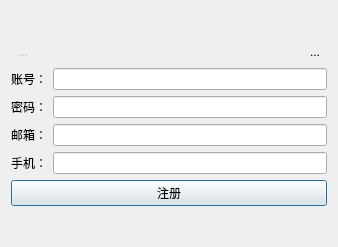
Before: the Qt Designer form registerui.ui in GUANJIAA/IMCPP-Client, drawn with Qt 5.
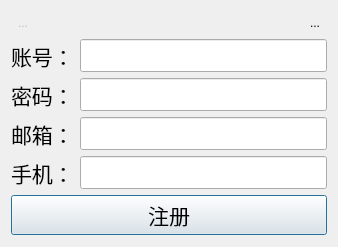
After: the same form once the commit is applied. Icons and pictures are not drawn.

The edit to the form file:
```diff
--- a/registerui.ui
+++ b/registerui.ui
@@ -36,6 +36,12 @@
           <iconset resource="res.qrc">
            <normaloff>:/owl</normaloff>:/owl</iconset>
          </property>
+         <property name="iconSize">
+          <size>
+           <width>20</width>
+           <height>20</height>
+          </size>
+         </property>
          <property name="autoRaise">
           <bool>true</bool>
          </property>
@@ -63,6 +69,12 @@
           <iconset resource="res.qrc">
            <normaloff>:/close</normaloff>:/close</iconset>
          </property>
+         <property name="iconSize">
+          <size>
+           <width>20</width>
+           <height>20</height>
+          </size>
+         </property>
          <property name="autoRaise">
           <bool>true</bool>
          </property>
@@ -74,43 +86,87 @@
       <layout class="QGridLayout" name="gridLayout">
        <item row="0" column="0">
         <widget class="QLabel" name="label">
+         <property name="font">
+          <font>
+           <pointsize>16</pointsize>
+          </font>
+         </property>
          <property name="text">
           <string>账号：</string>
          </property>
         </widget>
        </item>
        <item row="0" column="1">
-        <widget class="QLineEdit" name="NameLineEdit"/>
+        <widget class="QLineEdit" name="NameLineEdit">
+         <property name="font">
+          <font>
+           <pointsize>16</pointsize>
+          </font>
+         </property>
+        </widget>
        </item>
        <item row="1" column="0">
         <widget class="QLabel" name="label_2">
+         <property name="font">
+          <font>
+           <pointsize>16</pointsize>
+          </font>
+         </property>
          <property name="text">
           <string>密码：</string>
          </property>
         </widget>
        </item>
        <item row="1" column="1">
-        <widget class="QLineEdit" name="PwdLineEdit"/>
+        <widget class="QLineEdit" name="PwdLineEdit">
+         <property name="font">
+          <font>
+           <pointsize>16</pointsize>
+          </font>
+         </property>
+        </widget>
        </item>
        <item row="2" column="0">
         <widget class="QLabel" name="label_3">
+         <property name="font">
+          <font>
+           <pointsize>16</pointsize>
+          </font>
+         </property>
          <property name="text">
           <string>邮箱：</string>
          </property>
         </widget>
        </item>
        <item row="2" column="1">
-        <widget class="QLineEdit" name="EmailLineEdit"/>
+        <widget class="QLineEdit" name="EmailLineEdit">
+         <property name="font">
+          <font>
+           <pointsize>16</pointsize>
+          </font>
+         </property>
+        </widget>
        </item>
        <item row="3" column="0">
         <widget class="QLabel" name="label_4">
+         <property name="font">
+          <font>
+           <pointsize>16</pointsize>
+          </font>
+         </property>
          <property name="text">
           <string>手机：</string>
          </property>
         </widget>
        </item>
        <item row="3" column="1">
-        <widget class="QLineEdit" name="PhoneEdit"/>
+        <widget class="QLineEdit" name="PhoneEdit">
+         <property name="font">
+          <font>
+           <pointsize>16</pointsize>
+          </font>
+         </property>
+        </widget>
        </item>
       </layout>
      </item>
@@ -118,6 +174,11 @@
       <layout class="QHBoxLayout" name="horizontalLayout_2">
        <item>
         <widget class="QPushButton" name="registerBtn">
+         <property name="font">
+          <font>
+           <pointsize>16</pointsize>
+          </font>
+         </property>
          <property name="text">
           <string>注册</string>
          </property>
```
